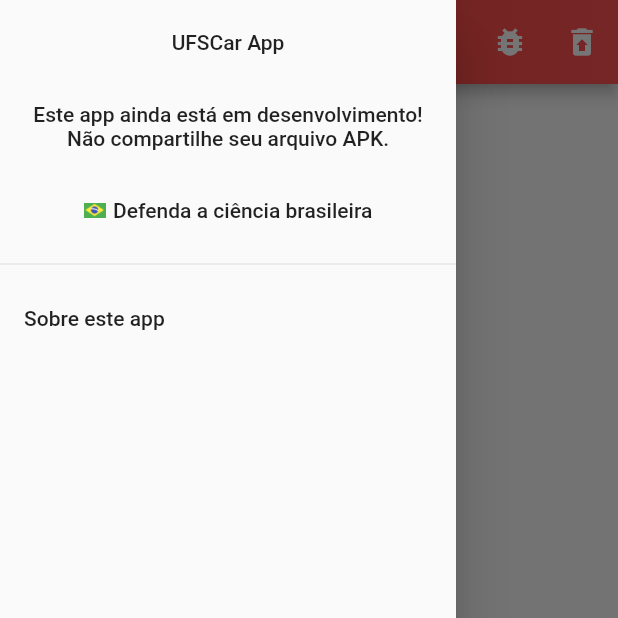
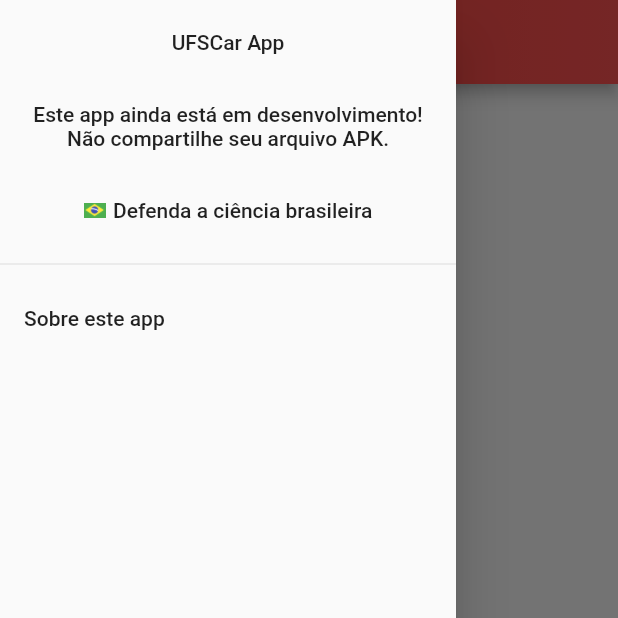
Before and after one commit to Lvght/UFSCarPlanner, a Flutter app: the screen it shows after launch, with the side drawer open, on a phone screen of 412 x 824 dp, the top half of it. Run offline on Flutter 3.47's test engine with Material 2 defaults, Android fonts, the phone set to English and light mode, and no system bars; our stand-ins replace connectivity, gradient_app_bar, webview_flutter; accounts and stored records are empty.

```diff
--- a/lib/ui/home_page.dart
+++ b/lib/ui/home_page.dart
@@ -50,24 +50,24 @@
         title: Text(_currentUser == null ? "UFSCar App" : "Olá, ${_currentUser.nome.split(" ")[0]}"),
         backgroundColorStart: Colors.red,
         backgroundColorEnd: Colors.redAccent,
-        actions: <Widget>[
-          IconButton(
-            icon: Icon(Icons.bug_report),
-            onPressed: () async {
-              print("Botão pressionado :)");
-            },
-          ),
-          IconButton(
-            icon: Icon(Icons.restore_from_trash),
-            onPressed: () {
-              _userHelper.deleteFile();
-
-              setState(() {
-                _currentUser = null;
-              });
-            },
-          )
-        ],
+//        actions: <Widget>[
+//          IconButton(
+//            icon: Icon(Icons.bug_report),
+//            onPressed: () async {
+//              print("Botão pressionado :)");
+//            },
+//          ),
+//          IconButton(
+//            icon: Icon(Icons.restore_from_trash),
+//            onPressed: () {
+//              _userHelper.deleteFile();
+//
+//              setState(() {
+//                _currentUser = null;
+//              });
+//            },
+//          )
+//        ],
       ),
       drawer: new Drawer(
         child: Container(
--- a/lib/ui/pagina_agenda.dart
+++ b/lib/ui/pagina_agenda.dart
@@ -281,6 +281,7 @@
           ));
         }
       paginas.add(SingleChildScrollView(
+        padding: EdgeInsets.only(bottom: 15),
         child: Column(
           children: cardsDasMaterias[i],
         ),
--- a/lib/ui/pagina_ru.dart
+++ b/lib/ui/pagina_ru.dart
@@ -168,7 +168,7 @@
 
           default:
             return ListView.builder(
-                itemCount: snapshot.data==null?0:snapshot.data.length,
+                itemCount: snapshot.data == null ? 0 : snapshot.data.length,
                 shrinkWrap: false,
                 itemBuilder: (context, index) => Container(
                       child: this._assembleText(snapshot.data[index]),
```
Also changed, not shown: 1 other file.
